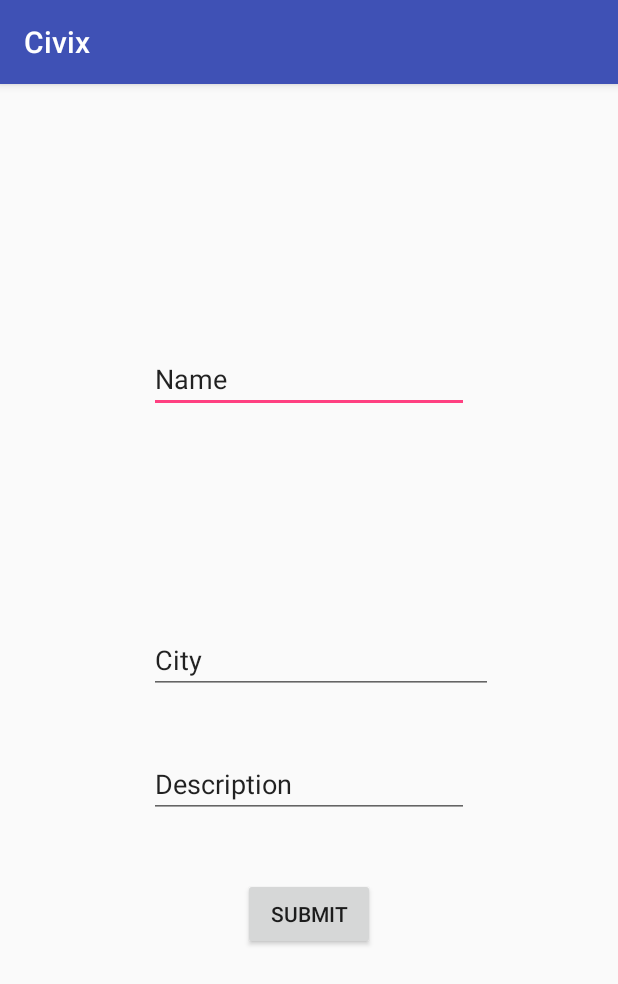
After one commit to havefn/civix, an Android app: the DataEntryActivity screen opened directly, with no data from a screen before it, on a phone screen of 412 x 824 dp. The commit adds this screen. Shown: the top 984 px of the screen. Run offline under Robolectric (Android 15) with nearby library versions, the phone set to English and light mode, and no system bars; 1 statement that could not run was skipped.

Commit message:
add data entry activity

```diff
--- a/app/src/main/AndroidManifest.xml
+++ b/app/src/main/AndroidManifest.xml
@@ -9,13 +9,15 @@
         android:supportsRtl="true"
         android:theme="@style/AppTheme">
         <activity android:name=".StartingActivity">
-                <intent-filter>
-                    <action android:name="android.intent.action.MAIN"/>
-                    <category android:name="android.intent.category.LAUNCHER" />
-                </intent-filter>
+            <intent-filter>
+                <action android:name="android.intent.action.MAIN" />
+
+                <category android:name="android.intent.category.LAUNCHER" />
+            </intent-filter>
         </activity>
-        <activity android:name=".LoginActivity"></activity>
-        <activity android:name=".RegistrationActivity"></activity>
+        <activity android:name=".LoginActivity" />
+        <activity android:name=".RegistrationActivity" />
+        <activity android:name=".DataEntryActivity"></activity>
     </application>
 
 </manifest>
--- /dev/null
+++ b/app/src/main/java/com/havefn/civix/DataEntryActivity.java
@@ -0,0 +1,33 @@
+package com.havefn.civix;
+
+import android.content.Intent;
+import android.support.v7.app.AppCompatActivity;
+import android.os.Bundle;
+import android.widget.Button;
+import android.widget.EditText;
+
+public class DataEntryActivity extends AppCompatActivity {
+
+    public Button submitButton;
+    public EditText name;
+    public EditText city;
+    public EditText description;
+
+    @Override
+    protected void onCreate(Bundle savedInstanceState) {
+        super.onCreate(savedInstanceState);
+        setContentView(R.layout.activity_data_entry);
+
+        Intent i = this.getIntent();
+        int uid = (int) i.getExtras().get("uid");
+
+        name = (EditText) findViewById(R.id.entry_name);
+        city = (EditText) findViewById(R.id.entry_city);
+        description = (EditText) findViewById(R.id.entry_desc);
+
+        User temp = new User(uid,name.getText().toString(),city.getText().toString(),description.getText().toString());
+
+
+
+    }
+}
--- /dev/null
+++ b/app/src/main/res/layout/activity_data_entry.xml
@@ -0,0 +1,57 @@
+<?xml version="1.0" encoding="utf-8"?>
+<RelativeLayout xmlns:android="http://schemas.android.com/apk/res/android"
+    xmlns:tools="http://schemas.android.com/tools"
+    android:layout_width="match_parent"
+    android:layout_height="match_parent"
+    android:paddingBottom="@dimen/activity_vertical_margin"
+    android:paddingLeft="@dimen/activity_horizontal_margin"
+    android:paddingRight="@dimen/activity_horizontal_margin"
+    android:paddingTop="@dimen/activity_vertical_margin"
+    tools:context="com.havefn.civix.DataEntryActivity">
+
+    <EditText
+        android:layout_width="wrap_content"
+        android:layout_height="wrap_content"
+        android:inputType="textPersonName"
+        android:text="@string/name"
+        android:ems="10"
+        android:id="@+id/entry_name"
+        android:layout_marginTop="158dp"
+        android:layout_alignParentTop="true"
+        android:layout_centerHorizontal="true" />
+
+    <EditText
+        android:layout_width="wrap_content"
+        android:layout_height="wrap_content"
+        android:id="@+id/entry_city"
+        android:layout_centerVertical="true"
+        android:layout_alignLeft="@+id/entry_name"
+        android:layout_alignStart="@+id/entry_name"
+        android:text="City"
+        android:layout_alignParentRight="true"
+        android:layout_alignParentEnd="true"
+        android:layout_marginRight="67dp"
+        android:layout_marginEnd="67dp" />
+
+    <EditText
+        android:layout_width="wrap_content"
+        android:layout_height="wrap_content"
+        android:inputType="textMultiLine"
+        android:ems="10"
+        android:id="@+id/entry_desc"
+        android:layout_marginTop="37dp"
+        android:text="Description"
+        android:layout_below="@+id/entry_city"
+        android:layout_alignLeft="@+id/entry_city"
+        android:layout_alignStart="@+id/entry_city" />
+
+    <Button
+        android:layout_width="wrap_content"
+        android:layout_height="wrap_content"
+        android:text="Submit"
+        android:id="@+id/entry_submit"
+        android:layout_below="@+id/entry_desc"
+        android:layout_centerHorizontal="true"
+        android:layout_marginTop="40dp" />
+
+</RelativeLayout>
--- a/app/src/main/res/values/strings.xml
+++ b/app/src/main/res/values/strings.xml
@@ -1,3 +1,5 @@
 <resources>
     <string name="app_name">Civix</string>
+    <string name="name">Name</string>
+    <string name="email">Email</string>
 </resources>
```
